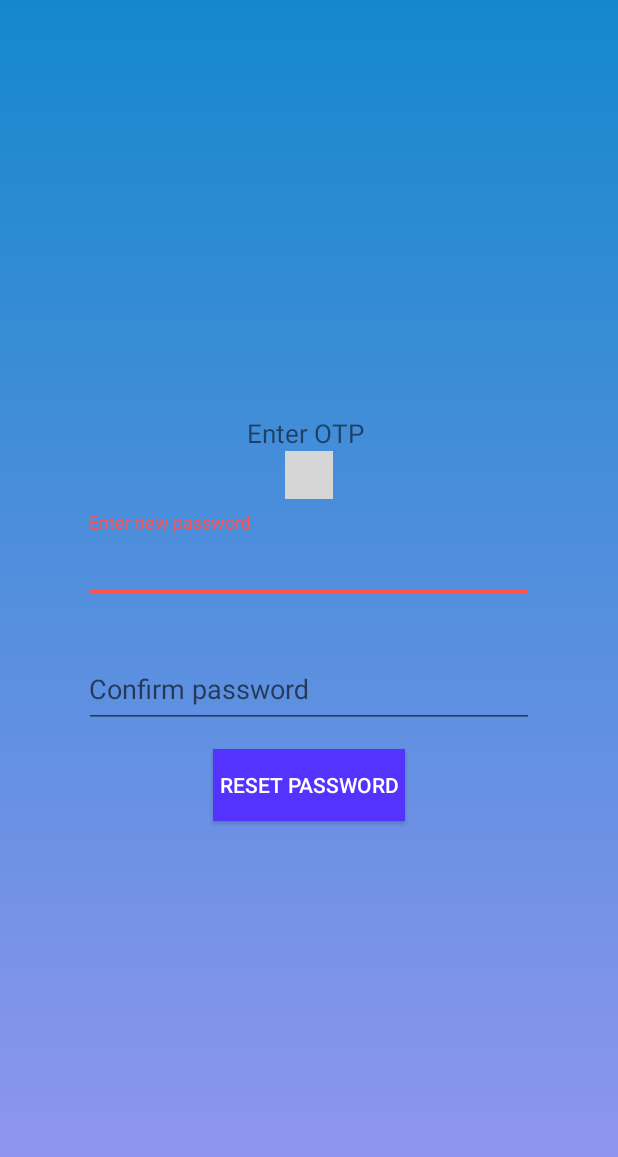
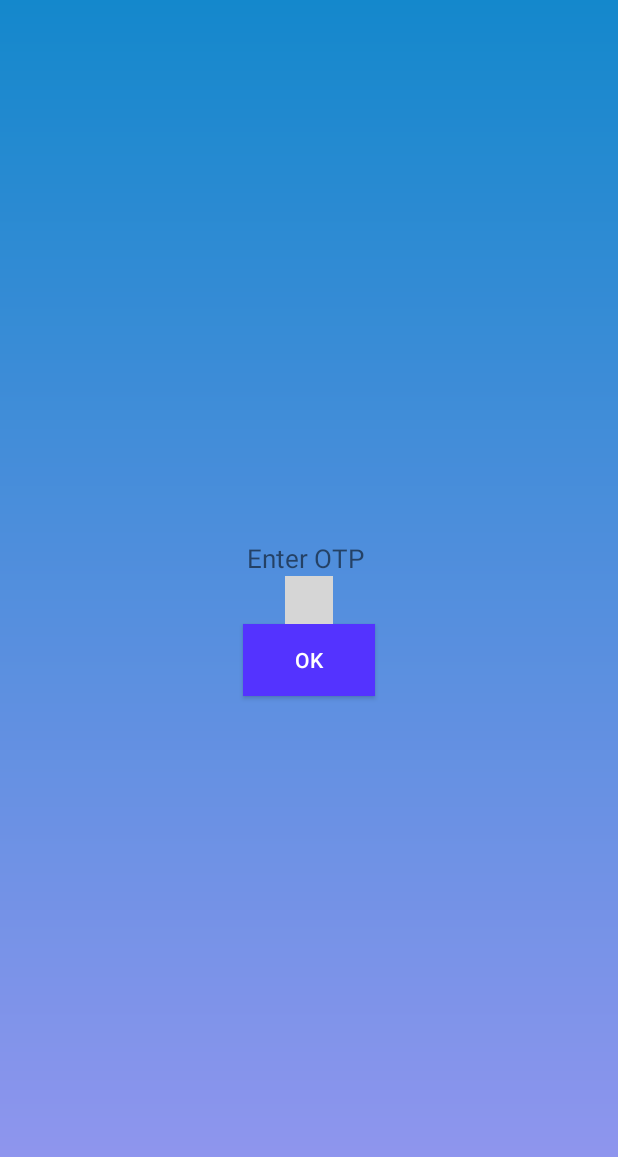
Before and after one commit to HUNTERWA/Astute15, an Android app: the Confirm screen opened directly, with no data from a screen before it, on a phone screen of 412 x 824 dp. Shown: the top 1157 px of the screen. Run offline under Robolectric (Android 15) with nearby library versions, the phone set to English and light mode, and no system bars; libraries missing offline, so code that uses them is left out: com.goodiebag.pinview; plain views replace Pinview; 1 statement that could not run was skipped; grey boxes are pictures that could not be loaded.

Commit message:
api calling remaining for password reset

```diff
--- a/app/src/main/java/com/ats/rohit/astutes/ForgotPassword.java
+++ b/app/src/main/java/com/ats/rohit/astutes/ForgotPassword.java
@@ -26,14 +26,14 @@ public class ForgotPassword extends AppCompatActivity
 
     public void reset(View view)
     {
-        if (editText.length()!=10)
+        /*if (editText.length()!=10)
         {
             Toast.makeText(getApplicationContext(),"Mobile number must be of 10 digit",Toast.LENGTH_SHORT).show();
         }
         else
-        {
+        {*/
             Intent intent=new Intent(ForgotPassword.this,Confirm.class);
             startActivity(intent);
-        }
+        //}
     }
 }
--- a/app/src/main/res/layout/activity_confirm.xml
+++ b/app/src/main/res/layout/activity_confirm.xml
@@ -45,62 +45,15 @@
         app:pinLength="4"
         app:cursorVisible="true"/>
 
-    <android.support.design.widget.TextInputLayout
-        android:layout_margin="5dp"
-        android:layout_width="match_parent"
-        android:layout_height="wrap_content"
-        android:padding="3dp"
-        android:layout_gravity="center">
-
-        <android.support.v7.widget.AppCompatEditText
-            android:id="@+id/newPass"
-            android:layout_width="300dp"
-            android:layout_height="50dp"
-            android:layout_margin="5dp"
-            android:hint="Enter new password"
-            android:inputType="textPassword"
-            android:shadowColor="@color/black"
-            android:textColor="@color/white"
-            android:textColorHighlight="@color/white"
-            android:textColorHint="#BDBDBD"
-            android:padding="3dp"
-            android:layout_gravity="center"/>
-
-    </android.support.design.widget.TextInputLayout>
-
-    <android.support.design.widget.TextInputLayout
-        android:layout_margin="5dp"
-        android:layout_width="match_parent"
-        android:layout_height="wrap_content"
-        android:padding="3dp"
-        android:layout_gravity="center">
-
-        <android.support.v7.widget.AppCompatEditText
-            android:id="@+id/confirmPassword"
-            android:layout_width="300dp"
-            android:layout_height="50dp"
-            android:layout_margin="5dp"
-            android:hint="Confirm password"
-            android:inputType="textPassword"
-            android:shadowColor="@color/black"
-            android:textColor="@color/white"
-            android:textColorHighlight="@color/white"
-            android:textColorHint="#BDBDBD"
-            android:padding="3dp"
-            android:layout_gravity="center"/>
-
-    </android.support.design.widget.TextInputLayout>
-
     <Button
-        android:id="@+id/bu"
+        android:id="@+id/pinView"
         android:layout_width="wrap_content"
         android:layout_height="wrap_content"
-        android:text="Reset Password"
-        tools:layout_editor_absoluteX="122dp"
-        tools:layout_editor_absoluteY="121dp"
+        android:onClick="pinView"
+        android:text="OK"
         android:background="#5433FF"
         android:textColor="@color/white"
-        android:shadowColor="@color/black"
-        android:padding="4dp"/>
+        android:textColorHighlight="@color/white"
+        android:shadowColor="@color/black" />
 
 </LinearLayout>
--- a/app/src/main/res/layout/activity_sign_up.xml
+++ b/app/src/main/res/layout/activity_sign_up.xml
@@ -133,7 +133,8 @@
             android:layout_height="wrap_content"
             android:text="Female"
             android:layout_margin="23dp"
-            android:textColor="@color/white"/>
+            android:textColor="@color/white"
+            android:checked="true"/>
 
     </RadioGroup>
 
```
Also changed, not shown: app/src/main/AndroidManifest.xml (+7 -2 lines), app/src/main/java/com/ats/rohit/astutes/AfterOtp.java (added, +60 -0 lines), app/src/main/java/com/ats/rohit/astutes/Confirm.java (+4 -38 lines), app/src/main/java/com/ats/rohit/astutes/SignUp.java (+8 -5 lines), app/src/main/res/drawable/bg.xml (added, +9 -0 lines), app/src/main/res/layout/activity_after_otp.xml (added, +71 -0 lines).
